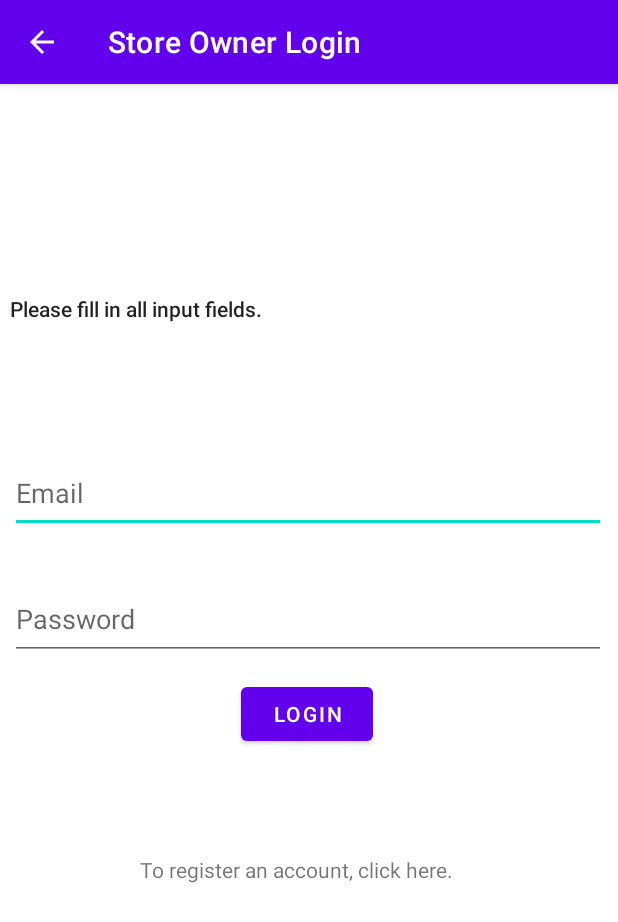
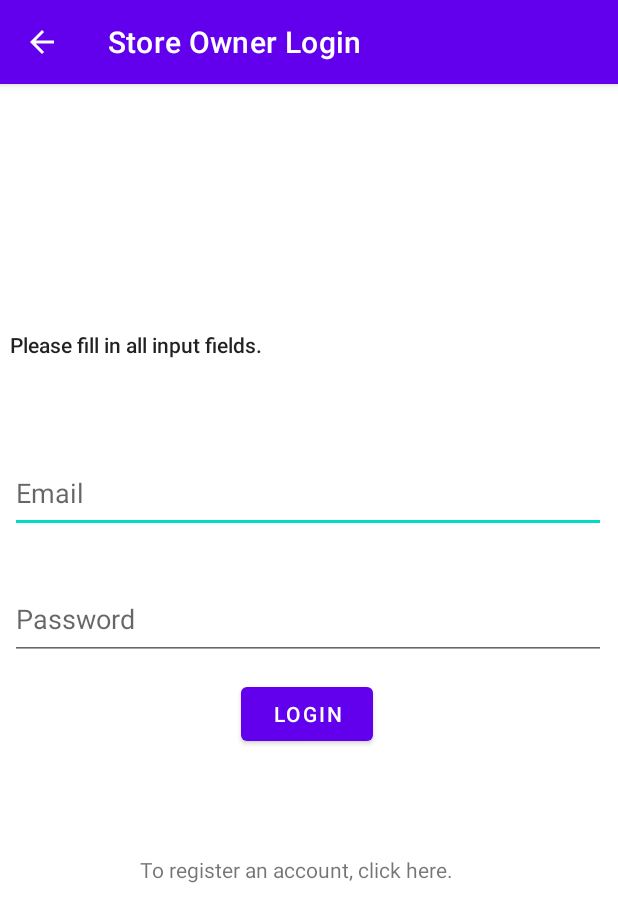
Before and after one commit to chrisnathan20/cartprime-android-app, an Android app: the LoginStoreOwnerActivity screen opened directly, with no data from a screen before it, after a tap on "LOGIN", on a phone screen of 412 x 824 dp. Shown: the top 922 px of the screen. Run offline under Robolectric (Android 15) with nearby library versions, the phone set to English and light mode, and no system bars; our stand-ins replace Firebase (no records; nobody signed in at launch, a user with empty details on screens opened directly).

Commit message:
implement mvp storeowner login, 1 bug needs fix

```diff
--- a/android studio code/app/src/main/java/com/example/cscb07projectcode/LoginContract.java
+++ b/android studio code/app/src/main/java/com/example/cscb07projectcode/LoginContract.java
@@ -1,5 +1,5 @@
 package com.example.cscb07projectcode;
-
+//based on Rawad's code
 public interface LoginContract {
     public interface Model{
         public boolean userExists(String username);
--- a/android studio code/app/src/main/java/com/example/cscb07projectcode/LoginStoreOwnerActivity.java
+++ b/android studio code/app/src/main/java/com/example/cscb07projectcode/LoginStoreOwnerActivity.java
@@ -66,7 +66,6 @@ public class LoginStoreOwnerActivity extends AppCompatActivity implements LoginC
     protected void onCreate(Bundle savedInstanceState) {
         super.onCreate(savedInstanceState);
         setContentView(R.layout.activity_login_store_owner);
-
         presenter = new StoreOwnerPresenter(new StoreOwnerModel(), this);
     }
 }
--- a/android studio code/app/src/main/java/com/example/cscb07projectcode/StoreOwnerModel.java
+++ b/android studio code/app/src/main/java/com/example/cscb07projectcode/StoreOwnerModel.java
@@ -23,6 +23,7 @@ public class StoreOwnerModel implements LoginContract.Model {
 
         DatabaseReference root = FirebaseDatabase.getInstance().getReference();
         DatabaseReference user = root.child("users").child("storeowners").child(username);
+
         user.addListenerForSingleValueEvent(new ValueEventListener() {
             @Override
             public void onDataChange(DataSnapshot snapshot) {
--- a/android studio code/app/src/main/java/com/example/cscb07projectcode/StoreOwnerPresenter.java
+++ b/android studio code/app/src/main/java/com/example/cscb07projectcode/StoreOwnerPresenter.java
@@ -18,6 +18,7 @@ public class StoreOwnerPresenter implements LoginContract.Presenter{
 
         //Gets string values from appropriate editTexts using view method
         String username = view.getUsername();
+
         String password = view.getPassword();
 
         //Display appropriate message if any is empty
--- a/android studio code/app/src/main/res/layout/activity_login_store_owner.xml
+++ b/android studio code/app/src/main/res/layout/activity_login_store_owner.xml
@@ -135,10 +135,10 @@
         android:id="@+id/TextViewAlert"
         android:layout_width="0dp"
         android:layout_height="40dp"
-        android:layout_marginTop="140dp"
+        android:layout_marginTop="164dp"
         android:textAppearance="@style/TextAppearance.AppCompat.Body2"
         app:layout_constraintEnd_toStartOf="@+id/guideline28"
-        app:layout_constraintHorizontal_bias="0.0"
+        app:layout_constraintHorizontal_bias="1.0"
         app:layout_constraintStart_toStartOf="@+id/guideline27"
         app:layout_constraintTop_toTopOf="parent" />
 
```
